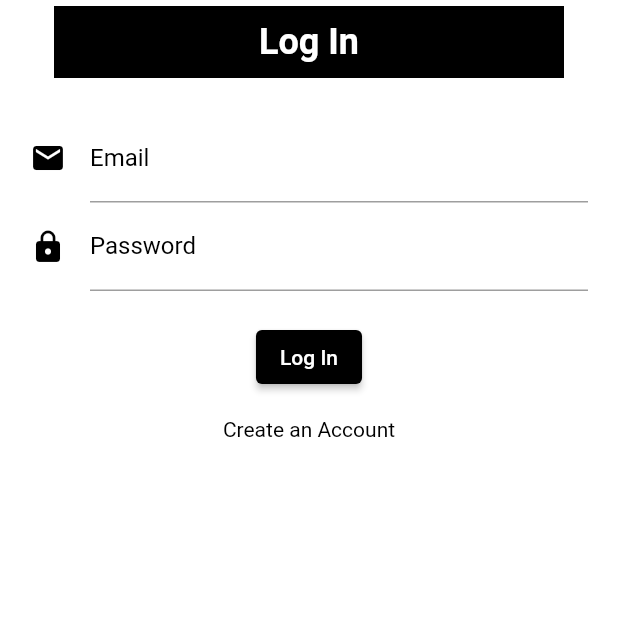
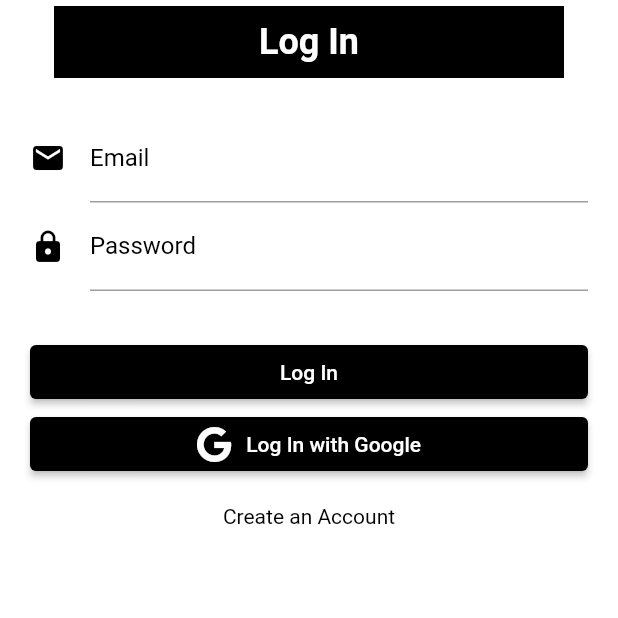
Before and after one commit to YashParmar0001/e-commerce-app-flutter, a Flutter app: the screen it shows after launch, on a phone screen of 412 x 824 dp, the top half of it. Run offline on Flutter 3.47's test engine with Material 2 defaults, Android fonts, the phone set to English and light mode, and no system bars; our stand-ins replace bloc, carousel_slider, cloud_firestore, equatable, firebase_auth, firebase_core and 5 more; missing offline and left inert: pay; accounts and stored records are empty; Roboto replaces fonts that are missing (Avenir).

Commit message:
Done some formatting

```diff
--- a/lib/blocs/auth/auth_event.dart
+++ b/lib/blocs/auth/auth_event.dart
@@ -7,14 +7,8 @@ abstract class AuthEvent extends Equatable {
   List<Object?> get props => [];
 }
 
-class AppStarted extends AuthEvent {
+class AppStarted extends AuthEvent {}
 
-}
+class LoggedIn extends AuthEvent {}
 
-class LoggedIn extends AuthEvent {
-
-}
-
-class LoggedOut extends AuthEvent {
-
-}
+class LoggedOut extends AuthEvent {}
--- a/lib/blocs/cart/cart_event.dart
+++ b/lib/blocs/cart/cart_event.dart
@@ -7,9 +7,7 @@ abstract class CartEvent extends Equatable {
   List<Object?> get props => [];
 }
 
-class LoadCart extends CartEvent {
-
-}
+class LoadCart extends CartEvent {}
 
 class AddProduct extends CartEvent {
   const AddProduct(this.product);
--- a/lib/blocs/cart/cart_state.dart
+++ b/lib/blocs/cart/cart_state.dart
@@ -7,9 +7,7 @@ abstract class CartState extends Equatable {
   List<Object> get props => [];
 }
 
-class CartLoading extends CartState {
-
-}
+class CartLoading extends CartState {}
 
 class CartLoaded extends CartState {
   const CartLoaded({this.cart = const Cart()});
--- a/lib/models/product_model.dart
+++ b/lib/models/product_model.dart
@@ -44,6 +44,16 @@ class Product extends Equatable {
   @override
   List<Object?> get props =>
       [name, category, imageUrl, price, isRecommended, isPopular];
+
+  static String demoProductDescription = 'Introducing our latest product, '
+      'designed to bring you convenience and satisfaction with every use. '
+      'Our product is crafted with the highest quality materials and is built to last, '
+      'ensuring that you can enjoy its benefits for years to come.';
+
+  static String demoDeliveryInformation =
+      'We offer fast and reliable delivery for all our products, '
+      'ensuring that you receive your order as soon as possible. Our delivery options are flexible, '
+      'allowing you to choose the method that works best for you.';
 
   static List<Product> products = [
     Product(
--- a/lib/screens/log_in_screen.dart
+++ b/lib/screens/log_in_screen.dart
@@ -1,6 +1,7 @@
 import 'package:ecommerce_app/blocs/log_in/log_in_bloc.dart';
 import 'package:flutter/material.dart';
 import 'package:flutter_bloc/flutter_bloc.dart';
+import 'package:font_awesome_flutter/font_awesome_flutter.dart';
 
 import '../blocs/auth/auth_bloc.dart';
 
@@ -114,8 +115,7 @@ class _LogInScreenState extends State<LogInScreen> {
                         icon: Icon(Icons.email),
                         labelText: 'Email',
                         labelStyle: TextStyle(color: Colors.black),
-                      iconColor: Colors.black
-                    ),
+                        iconColor: Colors.black),
                     autovalidateMode: AutovalidateMode.always,
                     autocorrect: false,
                     validator: (_) {
@@ -130,8 +130,7 @@ class _LogInScreenState extends State<LogInScreen> {
                         labelText: 'Password',
                         focusedBorder: UnderlineInputBorder(),
                         labelStyle: TextStyle(color: Colors.black),
-                      iconColor: Colors.black
-                    ),
+                        iconColor: Colors.black),
                     obscureText: true,
                     autovalidateMode: AutovalidateMode.always,
                     autocorrect: false,
@@ -140,20 +139,44 @@ class _LogInScreenState extends State<LogInScreen> {
                     },
                   ),
                   const SizedBox(
-                    height: 20,
+                    height: 30,
                   ),
                   ElevatedButton(
-                      style: ElevatedButton.styleFrom(
-                          backgroundColor: Colors.black),
+                    style:
+                        ElevatedButton.styleFrom(backgroundColor: Colors.black),
                     onPressed: _onFormSubmitted,
-                      child: const Text('Log In')),
+                    child: Row(
+                      mainAxisAlignment: MainAxisAlignment.center,
+                      children: const [
+                        Text('Log In'),
+                      ],
+                    ),
+                  ),
+                  ElevatedButton(
+                    style:
+                        ElevatedButton.styleFrom(backgroundColor: Colors.black),
+                    onPressed: _onGooglePressed,
+                    child: Row(
+                      mainAxisAlignment: MainAxisAlignment.center,
+                      children: const [
+                        FaIcon(
+                          FontAwesomeIcons.google,
+                        ),
+                        SizedBox(width: 10),
+                        Text('Log In with Google')
+                      ],
+                    ),
+                  ),
                   TextButton(
                       style: TextButton.styleFrom(
                           textStyle: const TextStyle(color: Colors.black)),
                       onPressed: () {
                         Navigator.pushNamed(context, '/register');
                       },
-                      child: const Text('Create an Account', style: TextStyle(color: Colors.black),)),
+                      child: const Text(
+                        'Create an Account',
+                        style: TextStyle(color: Colors.black),
+                      )),
                 ],
               ),
             );
@@ -176,6 +199,10 @@ class _LogInScreenState extends State<LogInScreen> {
         email: emailController.text, password: passwordController.text));
   }
 
+  void _onGooglePressed() {
+    _logInBloc.add(LogInWithGooglePressed());
+  }
+
   @override
   void dispose() {
     emailController.dispose();
--- a/pubspec.yaml
+++ b/pubspec.yaml
@@ -45,6 +45,7 @@ dependencies:
   pay:
   hive:
   hive_flutter:
+  font_awesome_flutter:
 
 dev_dependencies:
   flutter_test:
```
Also changed, not shown: lib/blocs/auth/auth_bloc.dart (+7 -5 lines), lib/blocs/cart/cart_bloc.dart (+1 -16 lines), lib/screens/auth_screen.dart (+4 -12 lines), lib/screens/catalog_screen.dart (+23 -5 lines), lib/screens/product_screen.dart (+24 -19 lines), pubspec.lock. Lines whose indentation alone changed are shown as unchanged.
